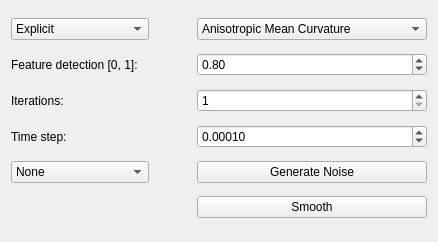
Qt form Plugin-AnisotropicMeanCurvature/SmootherToolbox.ui (hksonngan/geometry-processing-lab) before a commit.
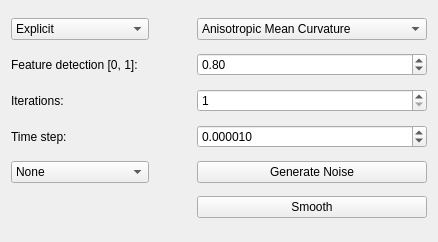
The same form after that commit.

Commit message: add normal component to noise generation

```diff
--- a/Plugin-AnisotropicMeanCurvature/SmootherToolbox.ui
+++ b/Plugin-AnisotropicMeanCurvature/SmootherToolbox.ui
@@ -126,7 +126,7 @@
    <item row="4" column="3">
     <widget class="QDoubleSpinBox" name="doubleSpinBox_time">
      <property name="decimals">
-      <number>5</number>
+      <number>6</number>
      </property>
      <property name="maximum">
       <double>1.000000000000000</double>
@@ -135,7 +135,7 @@
       <double>0.001000000000000</double>
      </property>
      <property name="value">
-      <double>0.000100000000000</double>
+      <double>0.000010000000000</double>
      </property>
     </widget>
    </item>
```
The commit also changes 2 other files.
